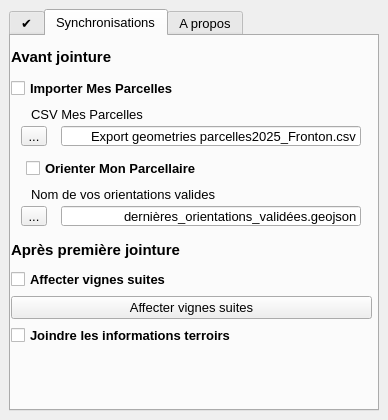
jhemmi/MonParcellaire, file mon_parcellaire_dockwidget_base.ui: the form before one commit.
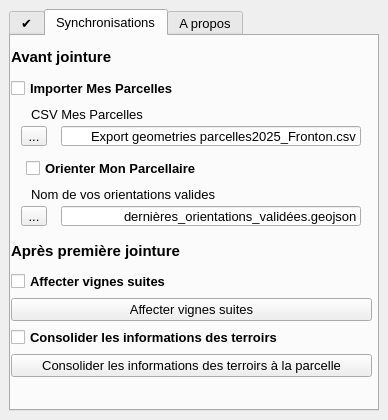
The form after the commit.

Patch:
```diff
--- a/mon_parcellaire_dockwidget_base.ui
+++ b/mon_parcellaire_dockwidget_base.ui
@@ -394,7 +394,7 @@
             <x>0</x>
             <y>200</y>
             <width>361</width>
-            <height>110</height>
+            <height>141</height>
            </rect>
           </property>
           <layout class="QVBoxLayout" name="verticalLayout_2">
@@ -464,7 +464,17 @@
               </font>
              </property>
              <property name="text">
-              <string>Joindre les informations terroirs</string>
+              <string>Consolider les informations des terroirs</string>
+             </property>
+            </widget>
+           </item>
+           <item>
+            <widget class="QPushButton" name="TerroirButton">
+             <property name="enabled">
+              <bool>true</bool>
+             </property>
+             <property name="text">
+              <string>Consolider les informations des terroirs à la parcelle</string>
              </property>
             </widget>
            </item>
```
Left out of the diff: 10 changed lines with no effect on the pictures.
